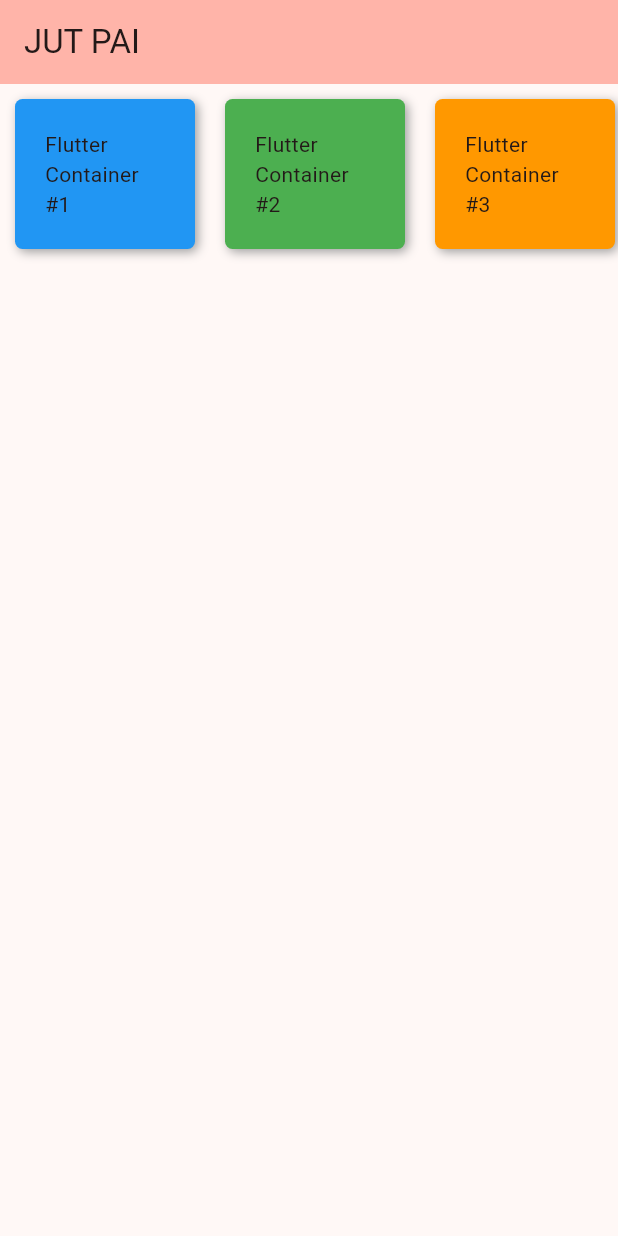
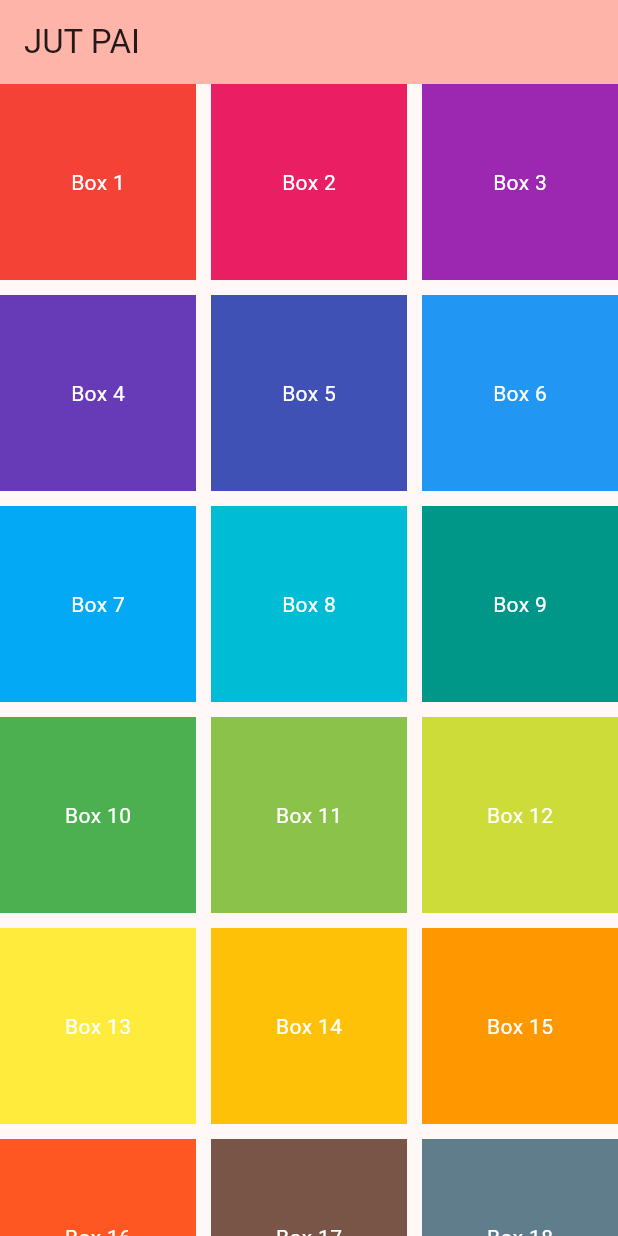
Before and after one commit to anoukham/app_first, a Flutter app: the screen it shows after launch, on a phone screen of 412 x 824 dp. Run offline on Flutter 3.47's test engine with Material 3 defaults, Android fonts, the phone set to English and light mode, and no system bars.

```diff
--- a/lib/main.dart
+++ b/lib/main.dart
@@ -40,55 +40,21 @@ class _MyHomePageState extends State<MyHomePage> {
 
         title: Text(widget.title),
       ),
-      body: Column(
-        children: [
-          Row(
-            children: [
-              Container(
-                width: 120,
-                height: 100,
-                margin: EdgeInsets.all(10),
-                padding: EdgeInsets.all(20),
-                decoration: BoxDecoration(
-                  color: Colors.blue,
-                  borderRadius: BorderRadius.circular(5),
-                  boxShadow: [
-                    BoxShadow(color: Colors.grey, blurRadius: 5, offset: Offset(2, 2)),
-                  ],
-                ),
-                child: Text('Flutter Container #1'),
-              ),
-              Container(
-                width: 120,
-                height: 100,
-                margin: EdgeInsets.all(10),
-                padding: EdgeInsets.all(20),
-                decoration: BoxDecoration(
-                  color: Colors.green,
-                  borderRadius: BorderRadius.circular(5),
-                  boxShadow: [
-                    BoxShadow(color: Colors.grey, blurRadius: 5, offset: Offset(2, 2)),
-                  ],
-                ),
-                child: Text('Flutter Container #2'),
-              ),
-              Container(
-                width: 120,
-                height: 100,
-                margin: EdgeInsets.all(10),
-                padding: EdgeInsets.all(20),
-                decoration: BoxDecoration(
-                  color: Colors.orange,
-                  borderRadius: BorderRadius.circular(5),
-                  boxShadow: [
-                    BoxShadow(color: Colors.grey, blurRadius: 5, offset: Offset(2, 2)),
-                  ],
-                ),
-                child: Text('Flutter Container #3'),
-              ),
-            ],
-          ),
-        ],
+      body: GridView.builder(
+        gridDelegate: const SliverGridDelegateWithFixedCrossAxisCount(
+          crossAxisCount: 3,
+          crossAxisSpacing: 10,
+          mainAxisSpacing: 10,
+        ),
+        itemCount: 30,
+        itemBuilder: (context, index) {
+          return Container(
+            color: Colors.primaries[index % Colors.primaries.length],
+            child: Center(
+              child: Text('Box ${index + 1}', style: TextStyle(color: Colors.white)),
+            ),
+          );
+        },
       ),
     );
   }
```
